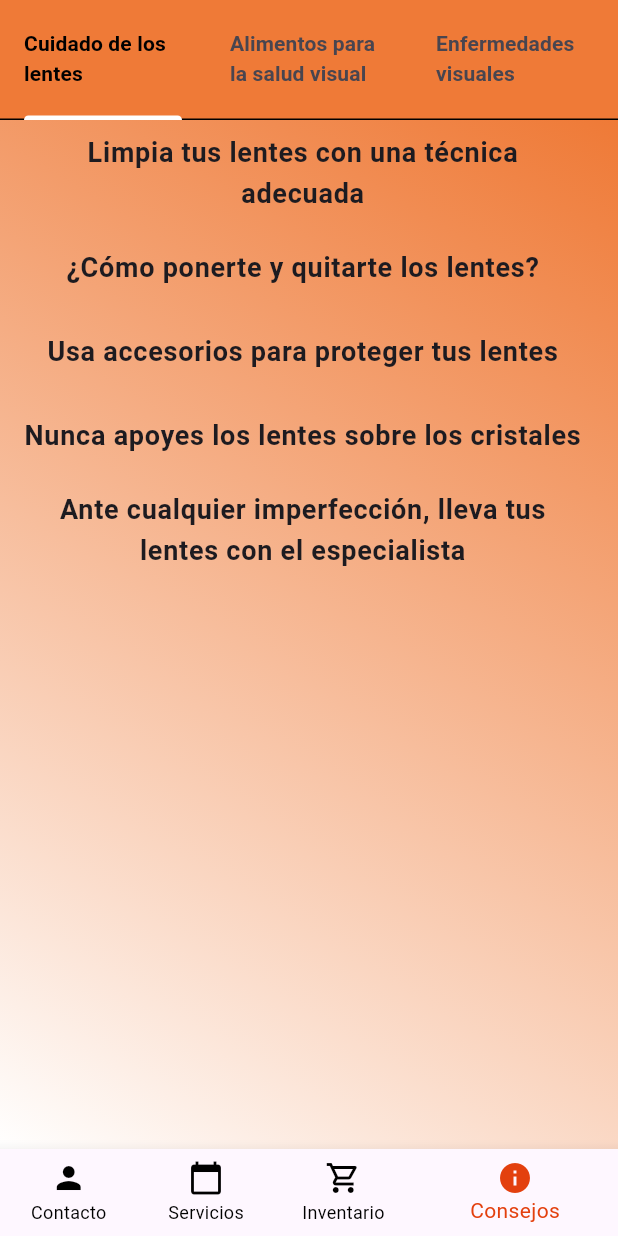
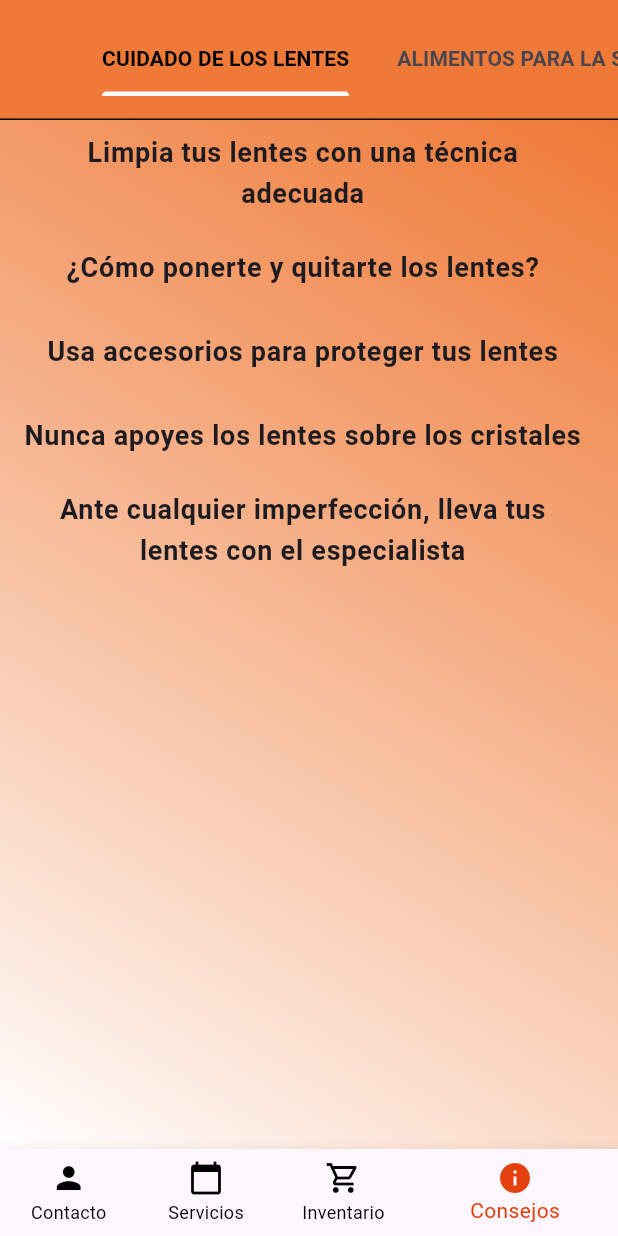
Before and after one commit to Forbidden9/glasses_app, a Flutter app: the screen it shows after launch, item 4 of the bottom bar chosen, on a phone screen of 412 x 824 dp. Run offline on Flutter 3.47's test engine with Material 2 defaults, Android fonts, the phone set to English and light mode, and no system bars; drawn by our look-alikes of flutter_animate; our stand-ins replace gap, google_maps_flutter.

Commit message:
[Tips] - Added option scroll to tabbar.

```diff
--- a/lib/pages/tips/tips.dart
+++ b/lib/pages/tips/tips.dart
@@ -19,18 +19,19 @@ class Tips extends StatelessWidget {
                 height: 80,
                 color: aBackgroundColor,
                 child: const TabBar(
+                  isScrollable: true,
                   indicatorColor: sBackgroundColor,
                   labelColor: cTextColor,
                   dividerColor: cTextColor,
                   tabs: [
                     Tab(
-                      child: Text("Cuidado de los lentes", style: TextStyle(fontWeight: FontWeight.bold, fontSize: 14)),
+                      child: Text("CUIDADO DE LOS LENTES", style: TextStyle(fontWeight: FontWeight.bold, fontSize: 14)),
                     ),
                     Tab(
-                      child: Text("Alimentos para la salud visual", style: TextStyle(fontWeight: FontWeight.bold, fontSize: 14)),
+                      child: Text("ALIMENTOS PARA LA SALUD VISUAL", style: TextStyle(fontWeight: FontWeight.bold, fontSize: 14)),
                     ),
                     Tab(
-                      child: Text("Enfermedades visuales", style: TextStyle(fontWeight: FontWeight.bold, fontSize: 14)),
+                      child: Text("ENFERMEDADES VISUALES", style: TextStyle(fontWeight: FontWeight.bold, fontSize: 14)),
                     )
                   ]
                 ),
```
